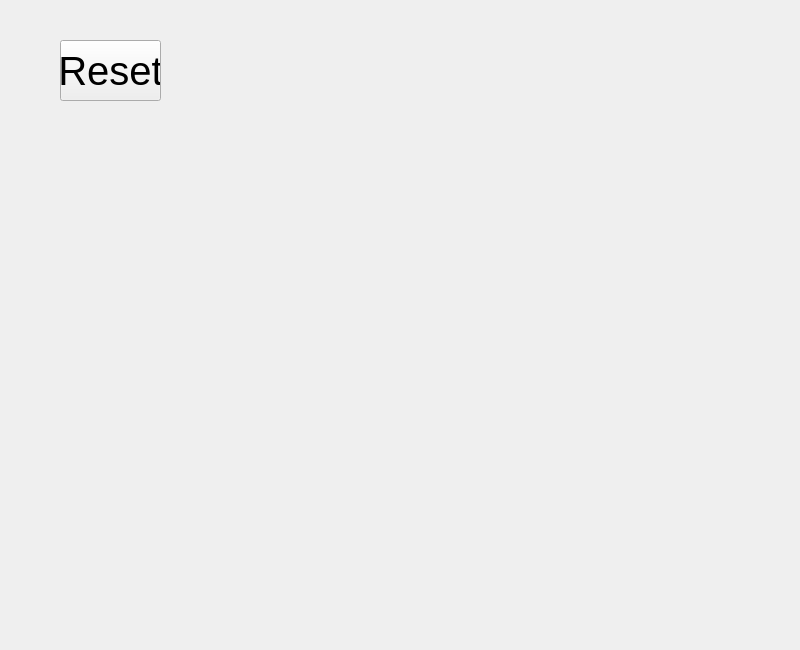
Above: mixingmodel.ui from University-of-Utah-CS3505/a9-edu-app-DDDragonz before the change. Below: the same form after it.
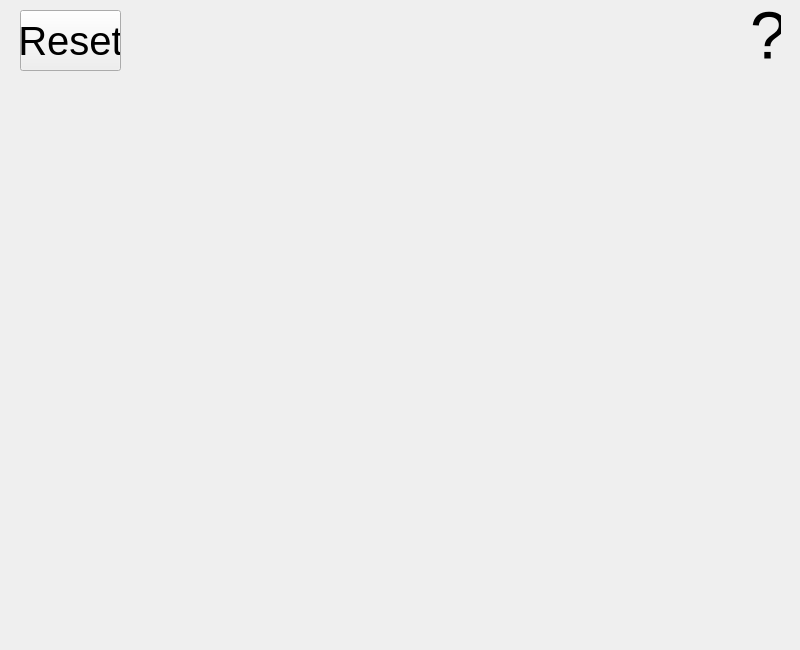
That is the form after the change.

Patch:
```diff
--- a/mixingmodel.ui
+++ b/mixingmodel.ui
@@ -16,8 +16,8 @@
   <widget class="QPushButton" name="reset">
    <property name="geometry">
     <rect>
-     <x>60</x>
-     <y>40</y>
+     <x>20</x>
+     <y>10</y>
      <width>101</width>
      <height>61</height>
     </rect>
@@ -31,6 +31,24 @@
     <string>Reset</string>
    </property>
   </widget>
+  <widget class="QLabel" name="questionMark">
+   <property name="geometry">
+    <rect>
+     <x>750</x>
+     <y>0</y>
+     <width>31</width>
+     <height>71</height>
+    </rect>
+   </property>
+   <property name="font">
+    <font>
+     <pointsize>50</pointsize>
+    </font>
+   </property>
+   <property name="text">
+    <string>?</string>
+   </property>
+  </widget>
  </widget>
  <resources/>
  <connections/>
```
